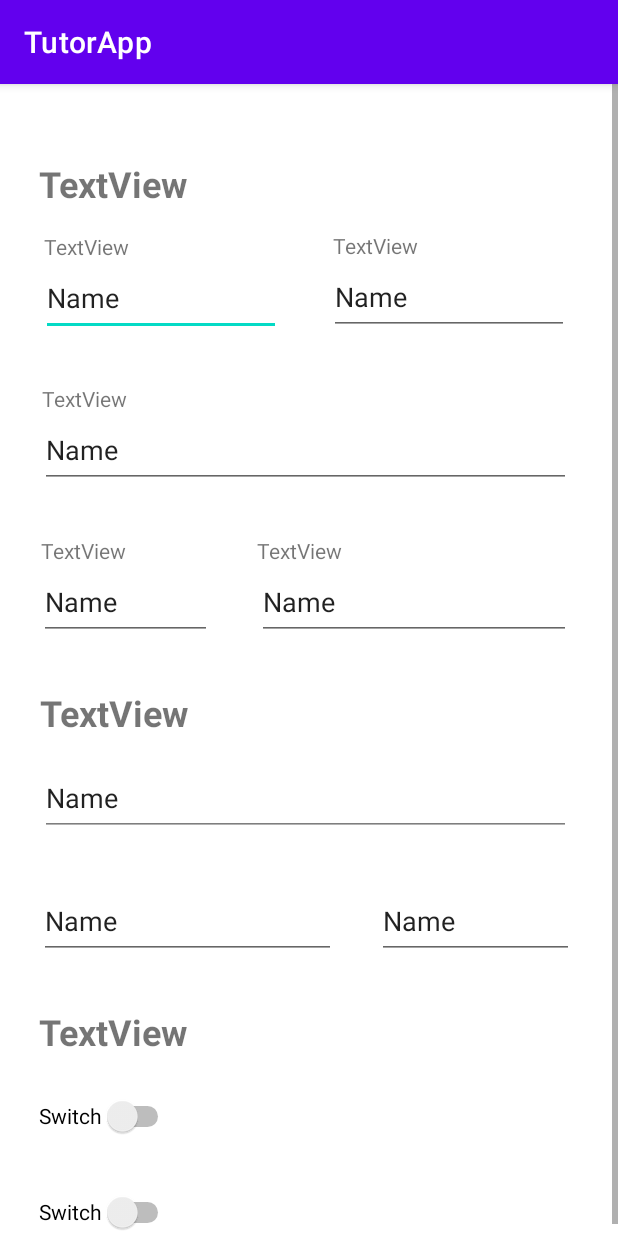
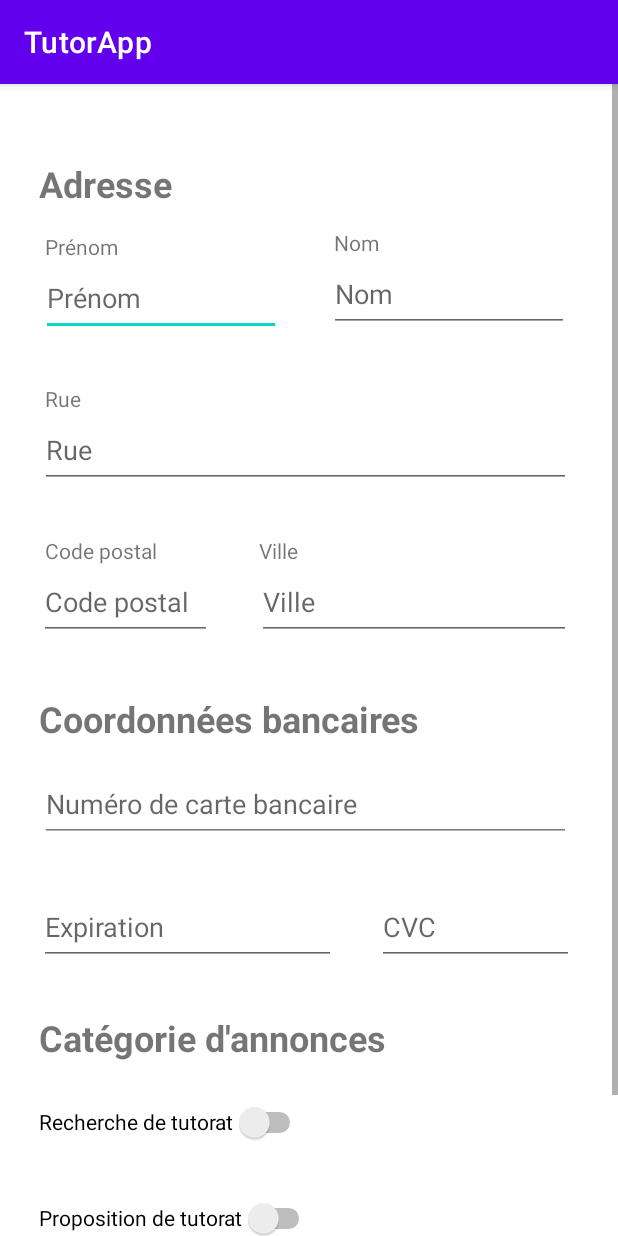
Before and after one commit to toma-demagn/Incoming, an Android app: the editProfile screen opened directly, with no data from a screen before it, on a phone screen of 412 x 824 dp. Run offline under Robolectric (Android 15) with nearby library versions, the phone set to English and light mode, and no system bars; network calls fail.

Commit message:
version 2
layout is done

```diff
--- a/app/src/main/res/layout/activity_edit_profile.xml
+++ b/app/src/main/res/layout/activity_edit_profile.xml
@@ -20,157 +20,148 @@
             android:layout_height="wrap_content">
 
             <TextView
-                android:id="@+id/textView36"
+                android:id="@+id/addressTitle"
                 android:layout_width="wrap_content"
                 android:layout_height="wrap_content"
                 android:layout_marginStart="26dp"
                 android:layout_marginTop="50dp"
-                android:layout_marginEnd="327dp"
                 android:layout_marginBottom="16dp"
-                android:text="TextView"
+                android:text="@string/addressTitle"
                 android:textSize="24sp"
                 android:textStyle="bold"
-                app:layout_constraintBottom_toTopOf="@+id/textView31"
-                app:layout_constraintEnd_toEndOf="parent"
-                app:layout_constraintHorizontal_bias="0.0"
+                app:layout_constraintBottom_toTopOf="@+id/firstNameTitle"
                 app:layout_constraintStart_toStartOf="parent"
-                app:layout_constraintTop_toTopOf="parent" />
+                app:layout_constraintTop_toTopOf="parent"
+                tools:text="@string/addressTitle" />
 
             <TextView
-                android:id="@+id/textView31"
+                android:id="@+id/firstNameTitle"
                 android:layout_width="wrap_content"
                 android:layout_height="wrap_content"
-                android:layout_marginStart="28dp"
+                android:layout_marginStart="30dp"
                 android:layout_marginTop="16dp"
-                android:text="TextView"
-                app:layout_constraintEnd_toStartOf="@+id/textView32"
+                android:text="@string/firstName"
                 app:layout_constraintStart_toStartOf="parent"
-                app:layout_constraintTop_toBottomOf="@+id/textView36" />
+                app:layout_constraintTop_toBottomOf="@+id/addressTitle" />
 
             <EditText
-                android:id="@+id/editTextTextPersonName25"
+                android:id="@+id/firstName"
                 android:layout_width="160dp"
                 android:layout_height="50dp"
                 android:layout_marginStart="26dp"
                 android:ems="10"
+                android:hint="@string/firstName"
                 android:inputType="textPersonName"
                 android:minHeight="48dp"
-                android:text="Name"
-                app:layout_constraintEnd_toStartOf="@+id/editTextTextPersonName26"
+                app:layout_constraintEnd_toStartOf="@+id/lastName"
                 app:layout_constraintStart_toStartOf="parent"
-                app:layout_constraintTop_toBottomOf="@+id/textView31" />
+                app:layout_constraintTop_toBottomOf="@+id/firstNameTitle" />
 
             <TextView
-                android:id="@+id/textView32"
+                android:id="@+id/lastNameTitle"
                 android:layout_width="wrap_content"
                 android:layout_height="wrap_content"
-                android:layout_marginStart="134dp"
-                android:layout_marginTop="98dp"
-                android:layout_marginEnd="132dp"
-                android:text="TextView"
-                app:layout_constraintEnd_toEndOf="parent"
-                app:layout_constraintStart_toEndOf="@+id/textView31"
+                android:layout_marginStart="144dp"
+                android:layout_marginTop="96dp"
+                android:text="@string/lastName"
+                app:layout_constraintStart_toEndOf="@+id/firstNameTitle"
                 app:layout_constraintTop_toTopOf="parent" />
 
             <EditText
-                android:id="@+id/editTextTextPersonName26"
+                android:id="@+id/lastName"
                 android:layout_width="160dp"
                 android:layout_height="50dp"
                 android:layout_marginStart="31dp"
                 android:layout_marginEnd="31dp"
                 android:ems="10"
+                android:hint="@string/lastName"
                 android:inputType="textPersonName"
-                android:text="Name"
                 app:layout_constraintEnd_toEndOf="parent"
-                app:layout_constraintStart_toEndOf="@+id/editTextTextPersonName25"
-                app:layout_constraintTop_toBottomOf="@+id/textView32" />
+                app:layout_constraintStart_toEndOf="@+id/firstName"
+                app:layout_constraintTop_toBottomOf="@+id/lastNameTitle" />
 
             <TextView
-                android:id="@+id/textView33"
+                android:id="@+id/streetTitle"
                 android:layout_width="wrap_content"
                 android:layout_height="wrap_content"
-                android:layout_marginStart="27dp"
+                android:layout_marginStart="30dp"
                 android:layout_marginTop="32dp"
-                android:layout_marginEnd="327dp"
-                android:text="TextView"
-                app:layout_constraintEnd_toEndOf="parent"
+                android:text="@string/street"
                 app:layout_constraintStart_toStartOf="parent"
-                app:layout_constraintTop_toBottomOf="@+id/editTextTextPersonName25" />
+                app:layout_constraintTop_toBottomOf="@+id/firstName" />
 
             <EditText
-                android:id="@+id/editTextTextPersonName27"
+                android:id="@+id/street"
                 android:layout_width="354dp"
                 android:layout_height="50dp"
                 android:layout_marginStart="26dp"
                 android:layout_marginEnd="31dp"
                 android:ems="10"
+                android:hint="@string/street"
                 android:inputType="textPersonName"
-                android:text="Name"
                 app:layout_constraintEnd_toEndOf="parent"
                 app:layout_constraintStart_toStartOf="parent"
-                app:layout_constraintTop_toBottomOf="@+id/textView33" />
+                app:layout_constraintTop_toBottomOf="@+id/streetTitle" />
 
             <TextView
-                android:id="@+id/textView34"
+                android:id="@+id/postalCodeTitle"
                 android:layout_width="wrap_content"
                 android:layout_height="wrap_content"
-                android:layout_marginStart="27dp"
+                android:layout_marginStart="30dp"
                 android:layout_marginTop="32dp"
-                android:text="TextView"
+                android:text="@string/postalCode"
                 app:layout_constraintStart_toStartOf="parent"
-                app:layout_constraintTop_toBottomOf="@+id/editTextTextPersonName27" />
+                app:layout_constraintTop_toBottomOf="@+id/street" />
 
             <EditText
-                android:id="@+id/editTextTextPersonName28"
+                android:id="@+id/postalCode"
                 android:layout_width="115dp"
                 android:layout_height="50dp"
                 android:layout_marginStart="26dp"
                 android:layout_marginEnd="29dp"
                 android:ems="10"
+                android:hint="@string/postalCode"
                 android:inputType="textPersonName|numberDecimal"
-                android:text="Name"
-                app:layout_constraintEnd_toStartOf="@+id/editTextTextPersonName29"
+                app:layout_constraintEnd_toStartOf="@+id/city"
                 app:layout_constraintStart_toStartOf="parent"
-                app:layout_constraintTop_toBottomOf="@+id/textView34" />
+                app:layout_constraintTop_toBottomOf="@+id/postalCodeTitle" />
 
             <TextView
-                android:id="@+id/textView35"
+                android:id="@+id/cityTitle"
                 android:layout_width="wrap_content"
                 android:layout_height="wrap_content"
-                android:layout_marginStart="87dp"
+                android:layout_marginStart="68dp"
                 android:layout_marginTop="32dp"
-                android:text="TextView"
-                app:layout_constraintStart_toEndOf="@+id/textView34"
-                app:layout_constraintTop_toBottomOf="@+id/editTextTextPersonName27" />
+                android:text="@string/city"
+                app:layout_constraintStart_toEndOf="@+id/postalCodeTitle"
+                app:layout_constraintTop_toBottomOf="@+id/street" />
 
             <EditText
-                android:id="@+id/editTextTextPersonName29"
+                android:id="@+id/city"
                 android:layout_width="209dp"
                 android:layout_height="50dp"
                 android:layout_marginEnd="31dp"
                 android:ems="10"
+                android:hint="@string/city"
                 android:inputType="textPersonName"
-                android:text="Name"
                 app:layout_constraintEnd_toEndOf="parent"
-                app:layout_constraintStart_toEndOf="@+id/editTextTextPersonName28"
-                app:layout_constraintTop_toBottomOf="@+id/textView35" />
+                app:layout_constraintStart_toEndOf="@+id/postalCode"
+                app:layout_constraintTop_toBottomOf="@+id/cityTitle" />
 
             <TextView
-                android:id="@+id/textView37"
+                android:id="@+id/bankInfoTitle"
                 android:layout_width="wrap_content"
                 android:layout_height="wrap_content"
                 android:layout_marginStart="26dp"
-                android:layout_marginTop="32dp"
-                android:layout_marginEnd="285dp"
-                android:text="TextView"
+                android:layout_marginTop="36dp"
+                android:text="@string/bankInfo"
                 android:textSize="24sp"
                 android:textStyle="bold"
-                app:layout_constraintEnd_toEndOf="parent"
                 app:layout_constraintStart_toStartOf="parent"
-                app:layout_constraintTop_toBottomOf="@+id/editTextTextPersonName28" />
+                app:layout_constraintTop_toBottomOf="@+id/postalCode" />
 
             <EditText
-                android:id="@+id/editTextTextPersonName30"
+                android:id="@+id/creditCardNumber"
                 android:layout_width="354dp"
                 android:layout_height="50dp"
                 android:layout_marginStart="26dp"
@@ -178,73 +169,88 @@
                 android:layout_marginEnd="31dp"
                 android:backgroundTint="#7E7E7E"
                 android:ems="10"
+                android:hint="@string/creditCardNumber"
                 android:inputType="textPersonName"
-                android:text="Name"
                 app:layout_constraintEnd_toEndOf="parent"
                 app:layout_constraintStart_toStartOf="parent"
-                app:layout_constraintTop_toBottomOf="@+id/textView37" />
+                app:layout_constraintTop_toBottomOf="@+id/bankInfoTitle" />
 
             <EditText
-                android:id="@+id/editTextTextPersonName31"
+                android:id="@+id/expirationCreditCard"
                 android:layout_width="198dp"
                 android:layout_height="50dp"
                 android:layout_marginStart="26dp"
                 android:layout_marginTop="32dp"
                 android:layout_marginEnd="29dp"
                 android:ems="10"
+                android:hint="@string/expirationCreditCard"
                 android:inputType="datetime"
-                android:text="Name"
-                app:layout_constraintEnd_toStartOf="@+id/editTextTextPersonName32"
+                app:layout_constraintEnd_toStartOf="@+id/pinCreditcard"
                 app:layout_constraintStart_toStartOf="parent"
-                app:layout_constraintTop_toBottomOf="@+id/editTextTextPersonName30" />
+                app:layout_constraintTop_toBottomOf="@+id/creditCardNumber" />
 
             <EditText
-                android:id="@+id/editTextTextPersonName32"
+                android:id="@+id/pinCreditcard"
                 android:layout_width="131dp"
                 android:layout_height="50dp"
                 android:layout_marginStart="27dp"
                 android:layout_marginTop="32dp"
                 android:ems="10"
+                android:hint="@string/pinCreditCard"
                 android:inputType="numberDecimal"
-                android:text="Name"
-                app:layout_constraintStart_toEndOf="@+id/editTextTextPersonName31"
-                app:layout_constraintTop_toBottomOf="@+id/editTextTextPersonName30" />
+                app:layout_constraintStart_toEndOf="@+id/expirationCreditCard"
+                app:layout_constraintTop_toBottomOf="@+id/creditCardNumber" />
 
             <TextView
-                android:id="@+id/textView39"
+                android:id="@+id/typeOfAdTitle"
                 android:layout_width="wrap_content"
                 android:layout_height="wrap_content"
                 android:layout_marginStart="26dp"
                 android:layout_marginTop="32dp"
-                android:text="TextView"
+                android:text="@string/typeOfAd"
                 android:textSize="24sp"
                 android:textStyle="bold"
                 app:layout_constraintStart_toStartOf="parent"
-                app:layout_constraintTop_toBottomOf="@+id/editTextTextPersonName31" />
+                app:layout_constraintTop_toBottomOf="@+id/expirationCreditCard" />
 
             <Switch
-                android:id="@+id/switch2"
+                android:id="@+id/lookingForTutoringSwitch"
                 android:layout_width="wrap_content"
                 android:layout_height="wrap_content"
                 android:layout_marginStart="26dp"
                 android:layout_marginTop="16dp"
                 android:minHeight="48dp"
-                android:text="Switch"
+                android:splitTrack="false"
+                android:text="@string/lookingForTutoring"
                 app:layout_constraintStart_toStartOf="parent"
-                app:layout_constraintTop_toBottomOf="@+id/textView39" />
+                app:layout_constraintTop_toBottomOf="@+id/typeOfAdTitle" />
 
             <Switch
-                android:id="@+id/switch4"
+                android:id="@+id/lookingToTutorSwitch"
                 android:layout_width="wrap_content"
                 android:layout_height="wrap_content"
                 android:layout_marginStart="26dp"
                 android:layout_marginTop="16dp"
                 android:minHeight="48dp"
-                android:text="Switch"
+                android:text="@string/lookingToTutor"
                 app:layout_constraintStart_toStartOf="parent"
-                app:layout_constraintTop_toBottomOf="@+id/switch2" />
+                app:layout_constraintTop_toBottomOf="@+id/lookingForTutoringSwitch" />
+
+            <Button
+                android:id="@+id/saveChangesProfileButton"
+                android:layout_width="match_parent"
+                android:layout_height="70dp"
+                android:layout_marginTop="24dp"
+                android:layout_marginBottom="1dp"
+                android:text="@string/saveChanges"
+                app:layout_constraintBottom_toBottomOf="parent"
+                app:layout_constraintEnd_toEndOf="parent"
+                app:layout_constraintStart_toStartOf="parent"
+                app:layout_constraintTop_toBottomOf="@+id/lookingToTutorSwitch" />
 
         </androidx.constraintlayout.widget.ConstraintLayout>
     </ScrollView>
 
+
+
 </LinearLayout>
--- a/app/src/main/res/values/strings.xml
+++ b/app/src/main/res/values/strings.xml
@@ -10,6 +10,13 @@
     <string name="invalid_password">Password must be >5 characters</string>
     <string name="login_failed">"Login failed"</string>
     <string name="home">Accueil</string>
+    <string name="lastName">Nom</string>
+    <string name="firstName">Prénom</string>
+    <string name="bankInfo">Coordonnées bancaires</string>
+    <string name="typeOfAd">Catégorie d\'annonces</string>
+    <string name="postalCode">Code postal</string>
+    <string name="city">Ville</string>
+    <string name="street">Rue</string>
     <string name="search">Rechercher</string>
     <string name="add">Ajouter</string>
     <string name="messages">Messages</string>
@@ -17,4 +24,11 @@
     <string name="search_hint">Rechercher une annonce…</string>
     <string name="no_results">Aucun résultat.</string>
     <string name="suggestion">Suggestion</string>
+    <string name="addressTitle">Adresse</string>
+    <string name="creditCardNumber">Numéro de carte bancaire</string>
+    <string name="expirationCreditCard">Expiration</string>
+    <string name="pinCreditCard">CVC</string>
+    <string name="lookingForTutoring">Recherche de tutorat</string>
+    <string name="lookingToTutor">Proposition de tutorat</string>
+    <string name="saveChanges">Sauvegarder</string>
 </resources>
```
